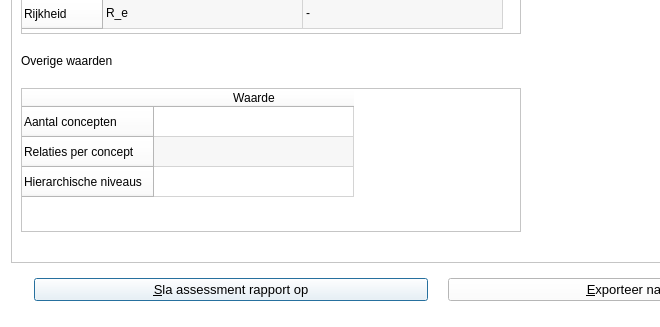
The window that qtbrainweaverratingdialog.ui (richelbilderbeek/BrainWeaver) describes before a commit, drawn with Qt 5; both pictures show x 0 to 660 and y 790 to 1117 of the 861 by 1117 pixel window.
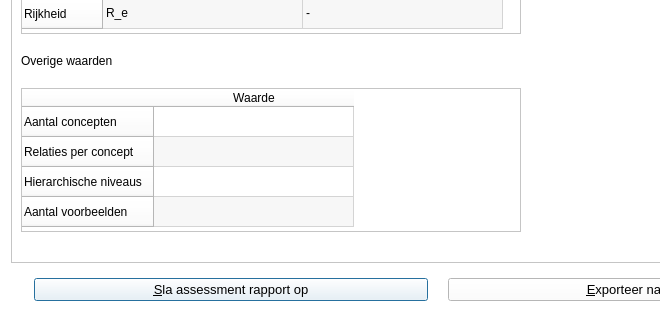
The same window after the commit. Icons and pictures are not drawn.

```diff
--- a/qtbrainweaverratingdialog.ui
+++ b/qtbrainweaverratingdialog.ui
@@ -39,8 +39,8 @@
        <rect>
         <x>0</x>
         <y>0</y>
-        <width>839</width>
-        <height>1038</height>
+        <width>841</width>
+        <height>1042</height>
        </rect>
       </property>
       <layout class="QVBoxLayout" name="verticalLayout">
@@ -460,6 +460,11 @@
            <string>Hierarchische niveaus</string>
           </property>
          </row>
+         <row>
+          <property name="text">
+           <string>Aantal voorbeelden</string>
+          </property>
+         </row>
          <column>
           <property name="text">
            <string>Waarde</string>
```
